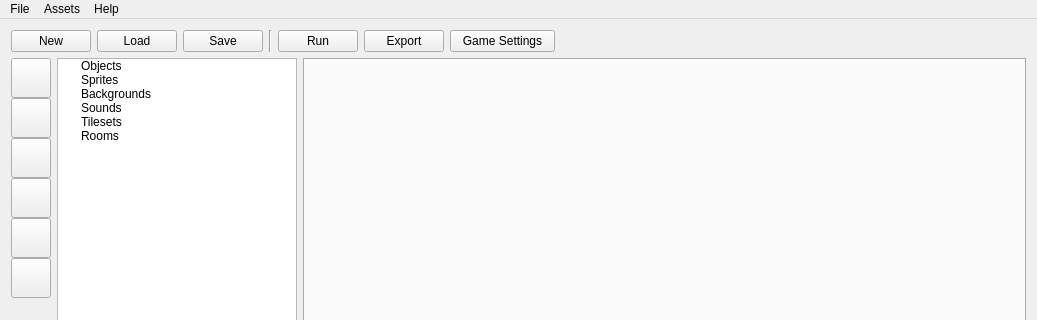
Before: the Qt Designer form Editor/forms/mainwindow.ui in tffdev/Lumi, drawn with Qt 5; both pictures show x 0 to 1037 and y 0 to 320 of the 1037 by 644 pixel window.
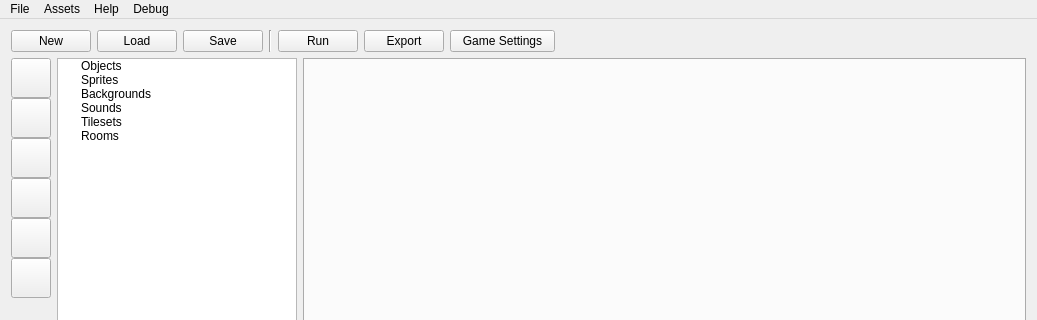
After: the same form once the commit is applied. Icons and pictures are not drawn. Custom widgets are drawn as their Qt base class.

```diff
--- a/Editor/forms/mainwindow.ui
+++ b/Editor/forms/mainwindow.ui
@@ -642,7 +642,7 @@
      <x>0</x>
      <y>0</y>
      <width>1037</width>
-     <height>26</height>
+     <height>20</height>
     </rect>
    </property>
    <widget class="QMenu" name="menuFile">
@@ -676,9 +676,16 @@
     <addaction name="actionAbout"/>
     <addaction name="actionDocumentation"/>
    </widget>
+   <widget class="QMenu" name="menuDebug">
+    <property name="title">
+     <string>Debug</string>
+    </property>
+    <addaction name="actionReload_Stylesheet"/>
+   </widget>
    <addaction name="menuFile"/>
    <addaction name="menuAssets"/>
    <addaction name="menuHelp"/>
+   <addaction name="menuDebug"/>
   </widget>
   <widget class="QStatusBar" name="statusBar"/>
   <action name="actionNew">
```
Left out of the diff: 28 changed lines with no effect on the pictures.
